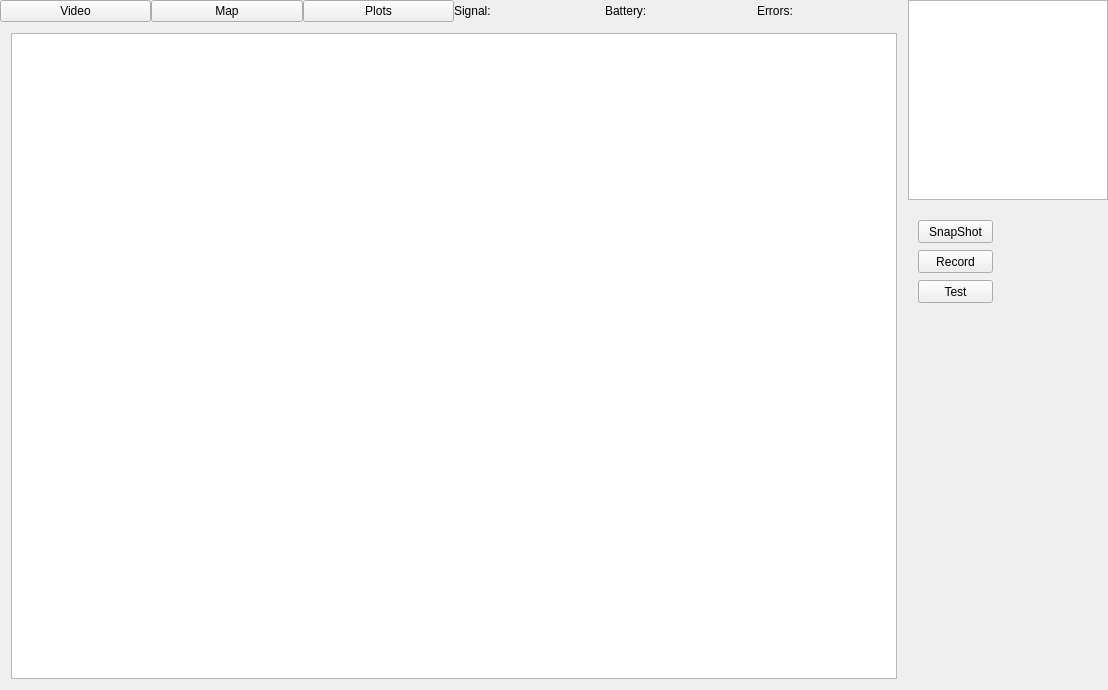
First picture: the form in f8gcs.ui, repository f8industries/f8GroundControlStation, before the edit.
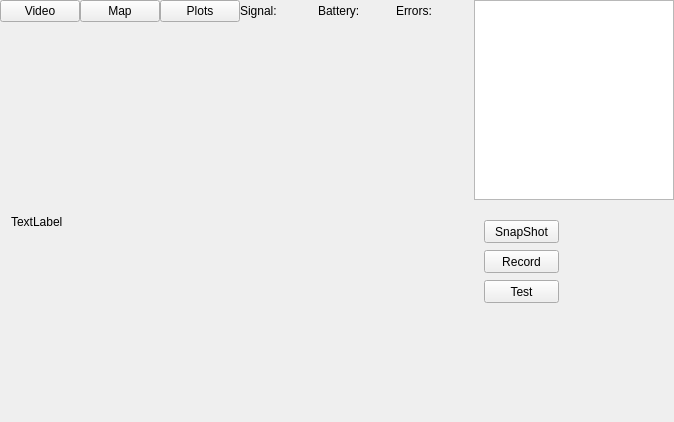
Second picture: the form after the edit.

```diff
--- a/f8gcs.ui
+++ b/f8gcs.ui
@@ -6,8 +6,8 @@
    <rect>
     <x>0</x>
     <y>0</y>
-    <width>1108</width>
-    <height>690</height>
+    <width>674</width>
+    <height>422</height>
    </rect>
   </property>
   <property name="windowTitle">
@@ -176,7 +176,11 @@
      <widget class="QWidget" name="VideoPage">
       <layout class="QGridLayout" name="gridLayout">
        <item row="0" column="0">
-        <widget class="QGraphicsView" name="graphicsView"/>
+        <widget class="QLabel" name="videoLabel">
+         <property name="text">
+          <string>TextLabel</string>
+         </property>
+        </widget>
        </item>
       </layout>
      </widget>
```
